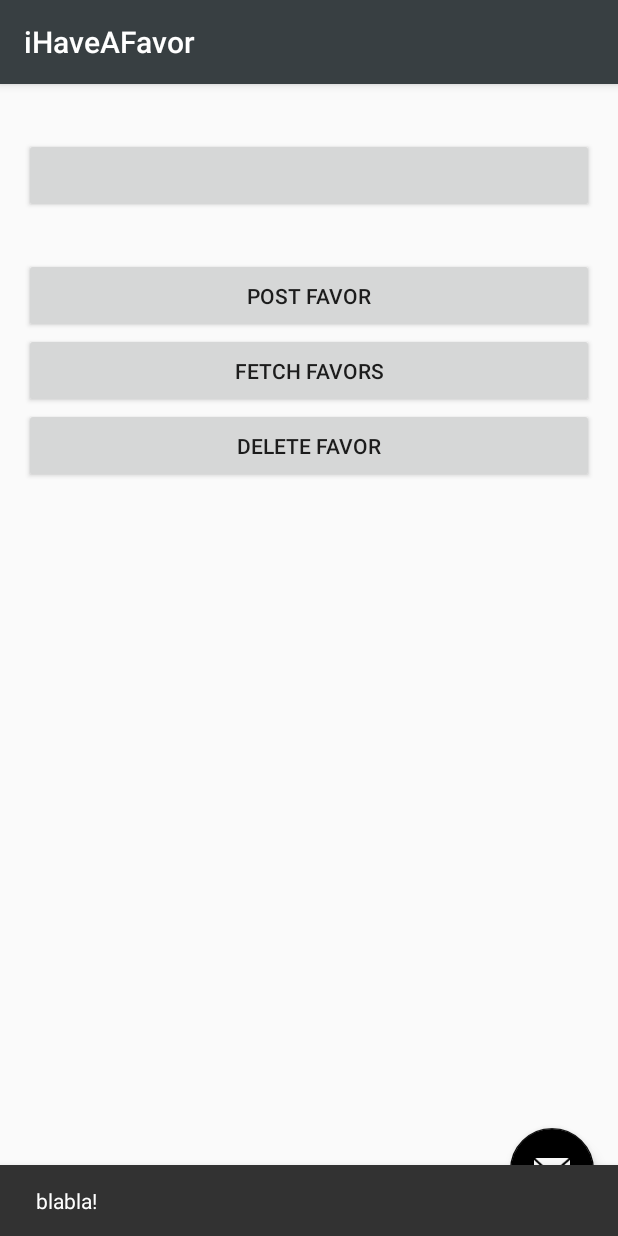
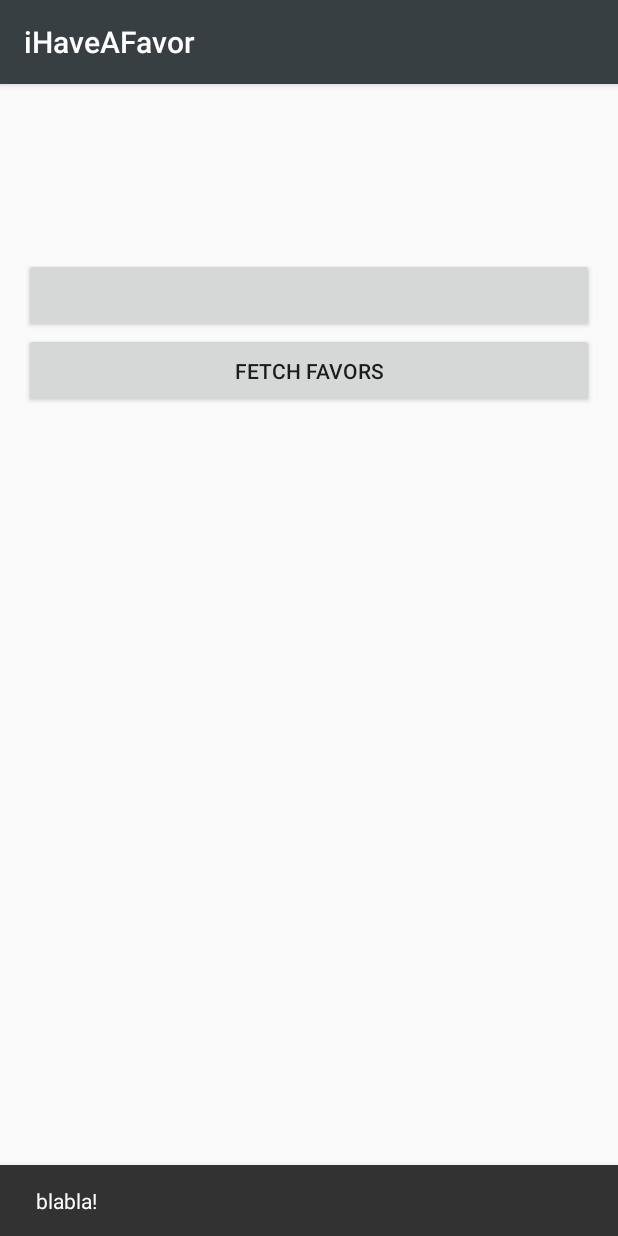
Before and after one commit to miaog/iHaveAFavor, an Android app: the MainActivity screen opened directly, with no data from a screen before it, on a phone screen of 412 x 824 dp. Run offline under Robolectric (Android 15) with nearby library versions, the phone set to English and light mode, and no system bars; libraries missing offline, so code that uses them is left out: com.facebook, com.facebook.appevents, com.facebook.login, com.parse; plain views replace LoginButton; 8 statements that could not run were skipped.

Commit message:
changed front page

```diff
--- a/iHaveAFavor/app/src/main/java/com/example/gloriamiao/ihaveafavor/MainActivity.java
+++ b/iHaveAFavor/app/src/main/java/com/example/gloriamiao/ihaveafavor/MainActivity.java
@@ -13,6 +13,11 @@ import android.support.v7.widget.Toolbar;
 import android.view.View;
 import android.view.Menu;
 import android.view.MenuItem;
+
+import android.widget.Button;
+import android.content.Context;
+import android.content.Intent;
+import android.app.Activity;
 
 // Add this to the header of your file:
 import com.facebook.CallbackManager;
@@ -33,6 +38,9 @@ import java.util.Arrays;
 
 public class MainActivity extends AppCompatActivity {
     private LoginButton loginButton;
+    private Button postButton;
+    private Button fetchButton;
+    private Button deleteButton;
     private CallbackManager callbackManager;
     private FavorUser user;
     public LocationManager lm;
@@ -58,15 +66,6 @@ public class MainActivity extends AppCompatActivity {
                         .server("https://5e56abb4.ngrok.io/parse")
                         .build()
         );
-
-        FloatingActionButton fab = (FloatingActionButton) findViewById(R.id.fab);
-        fab.setOnClickListener(new View.OnClickListener() {
-            @Override
-            public void onClick(View view) {
-                Snackbar.make(view, "sending info", Snackbar.LENGTH_LONG)
-                        .setAction("Action", null).show();
-            }
-        });
 
         loginButton = (LoginButton) this.findViewById(R.id.login_button);
         loginButton.setReadPermissions(Arrays.asList(
@@ -97,6 +96,33 @@ public class MainActivity extends AppCompatActivity {
         });
         Snackbar.make(findViewById(android.R.id.content), "blabla!", Snackbar.LENGTH_LONG)
                 .setAction("Action", null).show();
+//        postButton = (Button) this.findViewById(R.id.post_button);
+//        postButton.setOnClickListener(new View.OnClickListener() {
+//            @Override
+//            public void onClick(View view) {
+//                Context context = view.getContext();
+//                Intent intent = new Intent(context, SubmitFavorForm.class);
+//                intent.putExtra("favor", favor);
+//                context.startActivity(intent);
+//            }
+//        });
+        fetchButton = (Button) this.findViewById(R.id.fetch_button);
+        fetchButton.setOnClickListener(new View.OnClickListener() {
+            @Override
+            public void onClick(View view) {
+                Context context = view.getContext();
+                Intent intent = new Intent(context, ItemListActivity.class);
+                startActivity(intent);
+            }
+        });
+//        deleteButton = (Button) this.findViewById(R.id.delete_button);
+//        deleteButton.setOnClickListener(new View.OnClickListener() {
+//            @Override
+//            public void onClick(View view) {
+//                Intent intent = new Intent(context, SubmitFavorForm.class);
+//                startActivity(intent);
+//            }
+//        });
 
     }
 
--- /dev/null
+++ b/iHaveAFavor/app/src/main/java/com/example/gloriamiao/ihaveafavor/favors/favors.txt
@@ -0,0 +1,3 @@
+444-541-4535,I NEED A BLUE BOOK ASAP. Find me on the benches on first Evans!,8:30 PM
+george@berkeley.edu,I lost my CS189 notes :( Someone send them to me?,9:00 PM
+imsohungry@its5AM.pie,Can someone sneak me food... Im on Mainstacks, first table to the left by the Entrance,1:30 AM
--- a/iHaveAFavor/app/src/main/res/layout/activity_main.xml
+++ b/iHaveAFavor/app/src/main/res/layout/activity_main.xml
@@ -23,12 +23,5 @@
 
     <include layout="@layout/content_main" />
 
-    <android.support.design.widget.FloatingActionButton
-        android:id="@+id/fab"
-        android:layout_width="wrap_content"
-        android:layout_height="wrap_content"
-        android:layout_gravity="bottom|end"
-        android:layout_margin="@dimen/fab_margin"
-        android:src="@android:drawable/ic_dialog_email" />
 
 </android.support.design.widget.CoordinatorLayout>
--- a/iHaveAFavor/app/src/main/res/layout/content_main.xml
+++ b/iHaveAFavor/app/src/main/res/layout/content_main.xml
@@ -9,31 +9,33 @@
     android:paddingRight="@dimen/activity_horizontal_margin"
     android:paddingTop="@dimen/activity_vertical_margin"
     app:layout_behavior="@string/appbar_scrolling_view_behavior"
-    tools:context="com.example.ihaveafavor.MainActivity"
+    tools:context="com.example.gloriamiao.ihaveafavor.MainActivity"
     tools:showIn="@layout/activity_main">
 
     <com.facebook.login.widget.LoginButton
         android:id="@+id/login_button"
         android:layout_width="fill_parent"
-        android:layout_marginTop="20dp"
+        android:layout_marginTop="100dp"
         android:layout_height="50dp"
         android:gravity="center"
         android:layout_alignParentTop="true"
         android:layout_alignParentLeft="true"
         android:layout_alignParentStart="true" />
 
-    <Button
-        android:layout_width="fill_parent"
-        android:layout_height="50dp"
-        android:gravity="center"
-        android:text="post favor"
-        android:onClick="postFavor"
-        android:layout_marginTop="100dp"
-        android:layout_alignParentLeft="true"
-        android:layout_alignParentStart="true" />
+    <!--<Button-->
+        <!--android:layout_width="fill_parent"-->
+        <!--android:id="@+id/post_button"-->
+        <!--android:layout_height="50dp"-->
+        <!--android:gravity="center"-->
+        <!--android:text="post favor"-->
+        <!--android:onClick="postFavor"-->
+        <!--android:layout_marginTop="100dp"-->
+        <!--android:layout_alignParentLeft="true"-->
+        <!--android:layout_alignParentStart="true" />-->
 
     <Button
         android:layout_width="fill_parent"
+        android:id="@+id/fetch_button"
         android:layout_height="50dp"
         android:gravity="center"
         android:text="fetch favors"
@@ -42,15 +44,16 @@
         android:layout_alignParentLeft="true"
         android:layout_alignParentStart="true" />
 
-    <Button
-        android:layout_width="fill_parent"
-        android:layout_height="50dp"
-        android:gravity="center"
-        android:text="delete favor"
-        android:onClick="delFavor"
-        android:layout_marginTop="200dp"
-        android:layout_alignParentLeft="true"
-        android:layout_alignParentStart="true" />
+    <!--<Button-->
+        <!--android:layout_width="fill_parent"-->
+        <!--android:layout_height="50dp"-->
+        <!--android:id="@+id/delete_button"-->
+        <!--android:gravity="center"-->
+        <!--android:text="delete favor"-->
+        <!--android:onClick="delFavor"-->
+        <!--android:layout_marginTop="200dp"-->
+        <!--android:layout_alignParentLeft="true"-->
+        <!--android:layout_alignParentStart="true" />-->
 
 
 </RelativeLayout>
--- a/iHaveAFavor/app/src/main/res/values/strings.xml
+++ b/iHaveAFavor/app/src/main/res/values/strings.xml
@@ -2,7 +2,7 @@
     <string name="app_name">iHaveAFavor</string>
     <string name="title_item_detail">Item Detail</string>
     <string name="form_submit">Submit</string>
-    <string name="title_message">Insert a title</string>
+    <string name="contact_message">How would you like to be contacted?</string>
     <string name="action_settings">Settings</string>
     <string name="facebook_app_id">1508618309155393</string>
     <string name="fb_login_protocol_scheme">fb1508618309155393</string>
```
Also changed, not shown: iHaveAFavor/app/src/main/java/com/example/gloriamiao/ihaveafavor/SubmitFavorForm.java (+1 -15 lines), iHaveAFavor/app/src/main/res/layout/activity_submit_favor_form.xml (+5 -6 lines), 1 other file.
